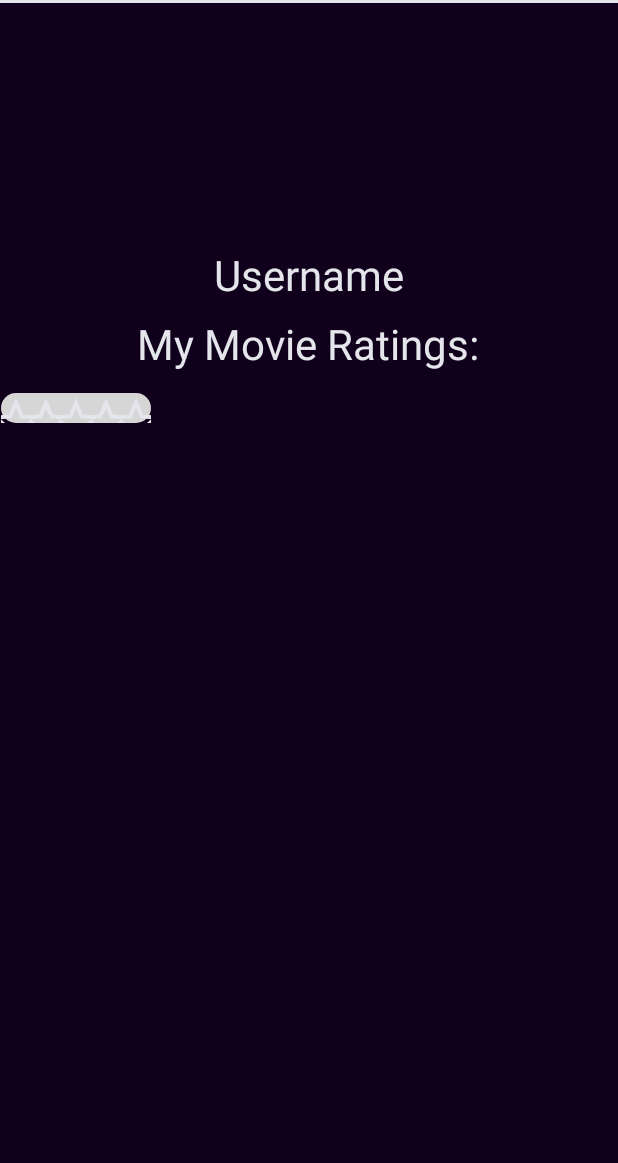
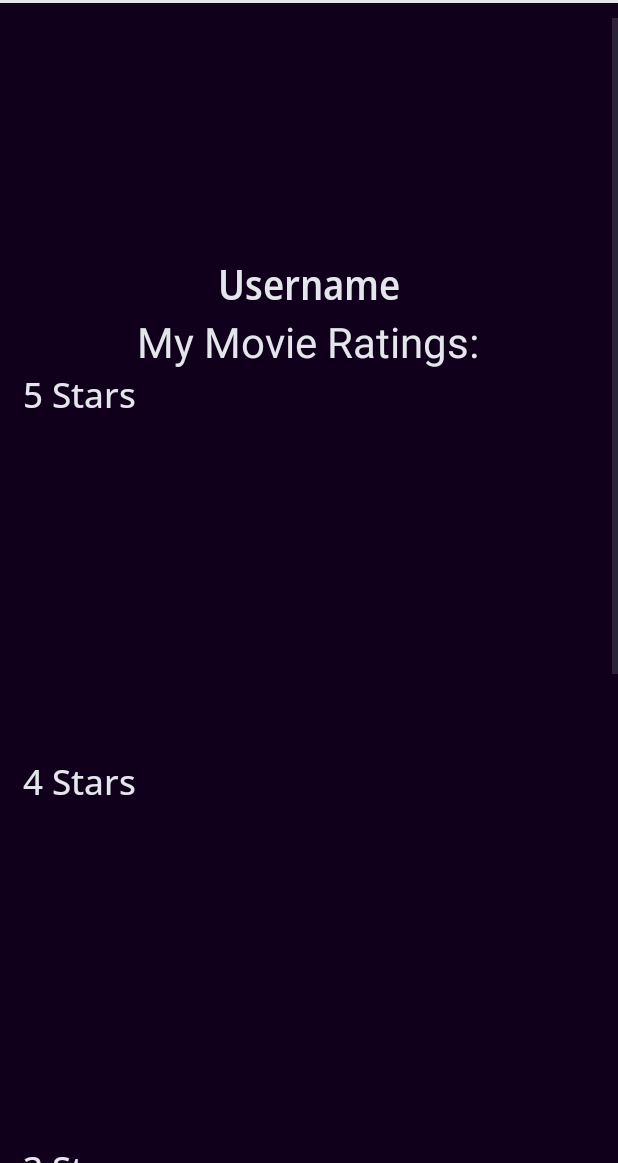
Before and after one commit to MaryGaney/CineCritique, an Android app built with Jetpack Compose: the UserPage screen opened directly, with no data from a screen before it, on a phone screen of 412 x 824 dp, the part 73-1236 px from its top. Run offline under Robolectric (Android 15) with nearby library versions, the light colour scheme and no system bars; our stand-ins replace Firebase (no records; nobody signed in at launch, a user with empty details on screens opened directly).

Commit message:
need to fix almost everything but userpage, individual movie page have updated so base rating system is in place, need to update user auth in userpage and from the main page so the user can log in before they rate anything

```diff
--- a/app/build.gradle.kts
+++ b/app/build.gradle.kts
@@ -49,6 +49,7 @@ dependencies {
     implementation(libs.androidx.activity)
     implementation(libs.androidx.constraintlayout)
     implementation(libs.androidx.material3.android)
+    implementation(libs.androidx.media3.common.ktx)
     testImplementation(libs.junit)
     androidTestImplementation(libs.androidx.junit)
     androidTestImplementation(libs.androidx.espresso.core)
--- a/app/src/main/java/com/example/cinecritique/UserPage.kt
+++ b/app/src/main/java/com/example/cinecritique/UserPage.kt
@@ -1,12 +1,17 @@
 package com.example.cinecritique
 
+import android.content.Intent
 import android.os.Bundle
 import android.widget.Toast
 import androidx.activity.enableEdgeToEdge
 import androidx.appcompat.app.AppCompatActivity
 import androidx.core.view.ViewCompat
 import androidx.core.view.WindowInsetsCompat
+import androidx.recyclerview.widget.LinearLayoutManager
+import androidx.recyclerview.widget.RecyclerView
 import com.google.android.material.button.MaterialButton
+import com.google.firebase.auth.FirebaseAuth
+import com.google.firebase.firestore.FirebaseFirestore
 
 class UserPage : AppCompatActivity() {
     override fun onCreate(savedInstanceState: Bundle?) {
@@ -18,53 +23,66 @@ class UserPage : AppCompatActivity() {
             v.setPadding(systemBars.left, systemBars.top, systemBars.right, systemBars.bottom)
             insets
         }
-        val button1 = findViewById<MaterialButton>(R.id.ratingButton1)
-        val button2 = findViewById<MaterialButton>(R.id.ratingButton2)
-        val button3 = findViewById<MaterialButton>(R.id.ratingButton3)
-        val button4 = findViewById<MaterialButton>(R.id.ratingButton4)
-        val button5 = findViewById<MaterialButton>(R.id.ratingButton5)
 
-        // Initialize the rating bar functionality
-        showRatingBar(button1, button2, button3, button4, button5)
+        // Display user ratings
+        displayUserRatings()
 
     }
-    private fun showRatingBar(
-        mButton1: MaterialButton,
-        mButton2: MaterialButton,
-        mButton3: MaterialButton,
-        mButton4: MaterialButton,
-        mButton5: MaterialButton
-    ) {
-        mButton5.setOnClickListener {
-            setStarStates(mutableListOf(mButton1, mButton2, mButton3, mButton4, mButton5), 5)
-        }
 
-        mButton4.setOnClickListener {
-            setStarStates(mutableListOf(mButton1, mButton2, mButton3, mButton4, mButton5), 4)
-        }
+    private fun displayUserRatings() {
+        val currentUser = FirebaseAuth.getInstance().currentUser
+        currentUser?.let { user ->
+            val db = FirebaseFirestore.getInstance()
+            val userDocRef = db.collection("users").document(user.uid)
 
-        mButton3.setOnClickListener {
-            setStarStates(mutableListOf(mButton1, mButton2, mButton3, mButton4, mButton5), 3)
-        }
-
-        mButton2.setOnClickListener {
-            setStarStates(mutableListOf(mButton1, mButton2, mButton3, mButton4, mButton5), 2)
-        }
-
-        mButton1.setOnClickListener {
-            setStarStates(mutableListOf(mButton1, mButton2, mButton3, mButton4, mButton5), 1)
+            userDocRef.get().addOnSuccessListener { document ->
+                if (document.exists()) {
+                    (1..5).forEach { rating ->
+                        val ratingKey = "${rating}Star"
+                        val movies = document.get(ratingKey) as? List<Map<String, Any>>
+                        if (movies != null) {
+                            updateRatingList(rating, movies)
+                        }
+                    }
+                }
+            }.addOnFailureListener { e ->
+                Toast.makeText(this, "Error fetching data: ${e.message}", Toast.LENGTH_SHORT).show()
+            }
         }
     }
 
-    private fun setStarStates(buttons: MutableList<MaterialButton>, rating: Int) {
-        buttons.forEachIndexed { index, button ->
-            if (index < rating) {
-                button.setIconResource(R.drawable.baseline_star_24) // Full star
-            } else {
-                button.setIconResource(R.drawable.baseline_star_border_24) // Empty star
-            }
+    private fun updateRatingList(rating: Int, movies: List<Map<String, Any>>) {
+        val recyclerView = findViewById<RecyclerView>(getRecyclerViewIdForRating(rating))
+        recyclerView.layoutManager = LinearLayoutManager(this, LinearLayoutManager.HORIZONTAL, false)
+
+        val movieList = movies.map { map ->
+            Movie(
+                title = map["title"] as String,
+                overview = map["overview"] as String,
+                poster_path = map["poster_path"] as String
+            )
         }
 
-        Toast.makeText(this, "Rating: $rating", Toast.LENGTH_SHORT).show()
+        val adapter = MovieAdapter(movieList) { movie ->
+            val intent = Intent(this, IndMovie::class.java).apply {
+                putExtra("MOVIE_NAME", movie.title)
+                putExtra("MOVIE_POSTER", movie.poster_path)
+                putExtra("MOVIE_DESC", movie.overview)
+            }
+            startActivity(intent)
+        }
+
+        recyclerView.adapter = adapter
+    }
+
+    private fun getRecyclerViewIdForRating(rating: Int): Int {
+        return when (rating) {
+            1 -> R.id.oneStarsRecycle
+            2 -> R.id.twoStarsRecycle
+            3 -> R.id.threeStarsRecycle
+            4 -> R.id.fourStarsRecycle
+            5 -> R.id.fiveStarsRecycle
+            else -> throw IllegalArgumentException("Invalid rating")
+        }
     }
 }
--- a/app/src/main/res/layout/activity_user_page.xml
+++ b/app/src/main/res/layout/activity_user_page.xml
@@ -37,7 +37,16 @@
         android:layout_height="2dp"
         android:background="@color/white"
         app:layout_constraintTop_toBottomOf="@id/titleText"/>
-
+    <ScrollView
+        android:layout_width="match_parent"
+        android:paddingTop="10dp"
+        android:paddingBottom="10dp"
+        android:layout_height="wrap_content"
+        app:layout_constraintTop_toBottomOf="@id/horzLine">
+        <androidx.constraintlayout.widget.ConstraintLayout
+            android:layout_width="match_parent"
+            android:layout_height="wrap_content"
+            android:paddingBottom="10dp">
             <ImageView
                 android:id="@+id/userpic"
                 android:layout_width="150dp"
@@ -46,10 +55,10 @@
                 android:layout_marginTop="4dp"
                 android:layout_marginEnd="131dp"
                 android:layout_marginBottom="4dp"
-        app:layout_constraintBottom_toTopOf="@+id/username"
                 app:layout_constraintEnd_toEndOf="parent"
                 app:layout_constraintStart_toStartOf="parent"
-        app:layout_constraintTop_toBottomOf="@+id/horzLine"
+                app:layout_constraintTop_toTopOf="parent"
+                app:layout_constraintBottom_toTopOf="@id/username"
                 tools:srcCompat="@drawable/baseline_person_24" />
 
             <TextView
@@ -60,81 +69,136 @@
                 android:layout_marginTop="4dp"
                 android:layout_marginEnd="142dp"
                 android:layout_marginBottom="4dp"
+                android:fontFamily="@font/open_sans_semi_condensed_semi_bold"
                 android:text="Username"
                 android:textColor="@color/white"
                 android:textSize="28sp"
-        app:layout_constraintBottom_toTopOf="@+id/movieratings"
+                app:layout_constraintStart_toStartOf="parent"
                 app:layout_constraintEnd_toEndOf="parent"
-        app:layout_constraintStart_toStartOf="parent"
-        app:layout_constraintTop_toBottomOf="@+id/userpic" />
+                app:layout_constraintTop_toBottomOf="@id/userpic"/>
 
             <TextView
                 android:id="@+id/movieratings"
                 android:layout_width="wrap_content"
                 android:layout_height="wrap_content"
                 android:layout_marginStart="90dp"
-        android:layout_marginTop="4dp"
                 android:layout_marginEnd="91dp"
                 android:layout_marginBottom="10dp"
                 android:text="My Movie Ratings:"
                 android:textColor="@color/white"
                 android:textSize="28sp"
-        app:layout_constraintBottom_toTopOf="@+id/ratingToggleGroup"
                 app:layout_constraintEnd_toEndOf="parent"
                 app:layout_constraintStart_toStartOf="parent"
-        app:layout_constraintTop_toBottomOf="@+id/username" />
+                app:layout_constraintTop_toBottomOf="@id/username" />
 
-    <com.google.android.material.button.MaterialButtonToggleGroup
-        android:id="@+id/ratingToggleGroup"
-        android:layout_width="100dp"
-        android:layout_height="24dp"
+            <TextView
+                android:id="@+id/fiveStarsText"
+                android:layout_width="wrap_content"
+                android:layout_height="wrap_content"
+                android:text="5 Stars"
+                android:layout_marginStart="15dp"
+                android:textColor="@color/white"
+                android:fontFamily="@font/open_sans_medium"
+                android:textSize="23dp"
+                app:layout_constraintStart_toStartOf="parent"
+                app:layout_constraintTop_toBottomOf="@id/movieratings"/>
+
+            <androidx.recyclerview.widget.RecyclerView
+                android:id="@+id/fiveStarsRecycle"
+                android:layout_width="387dp"
+                android:layout_height="200dp"
+                android:layout_marginStart="15dp"
                 android:layout_marginTop="10dp"
-        android:layout_marginEnd="311dp"
-        app:layout_constraintEnd_toEndOf="parent"
                 app:layout_constraintStart_toStartOf="parent"
-        app:layout_constraintTop_toBottomOf="@id/movieratings"
-        app:singleSelection="false">
+                tools:layout_editor_absoluteY="128dp"
+                app:layout_constraintTop_toBottomOf="@id/fiveStarsText"/>
+            <TextView
+                android:id="@+id/fourStarsText"
+                android:layout_width="wrap_content"
+                android:layout_height="wrap_content"
+                android:text="4 Stars"
+                android:layout_marginTop="15dp"
+                android:layout_marginStart="15dp"
+                android:textColor="@color/white"
+                android:fontFamily="@font/open_sans_medium"
+                android:textSize="23dp"
+                app:layout_constraintStart_toStartOf="parent"
+                app:layout_constraintTop_toBottomOf="@id/fiveStarsRecycle"/>
 
-        <com.google.android.material.button.MaterialButton
-            android:id="@+id/ratingButton1"
-            style="@style/RatingButtonStyle"
-            android:layout_width="0dp"
-            android:layout_height="match_parent"
-            android:layout_weight="1"
-            app:icon="@drawable/baseline_star_border_24" />
+            <androidx.recyclerview.widget.RecyclerView
+                android:id="@+id/fourStarsRecycle"
+                android:layout_width="387dp"
+                android:layout_height="200dp"
+                android:layout_marginStart="15dp"
+                android:layout_marginTop="10dp"
+                app:layout_constraintStart_toStartOf="parent"
+                tools:layout_editor_absoluteY="128dp"
+                app:layout_constraintTop_toBottomOf="@id/fourStarsText"/>
+            <TextView
+                android:id="@+id/threeStarsText"
+                android:layout_width="wrap_content"
+                android:layout_height="wrap_content"
+                android:text="3 Stars"
+                android:layout_marginTop="15dp"
+                android:layout_marginStart="15dp"
+                android:textColor="@color/white"
+                android:fontFamily="@font/open_sans_medium"
+                android:textSize="23dp"
+                app:layout_constraintStart_toStartOf="parent"
+                app:layout_constraintTop_toBottomOf="@id/fourStarsRecycle"/>
 
-        <com.google.android.material.button.MaterialButton
-            android:id="@+id/ratingButton2"
-            style="@style/RatingButtonStyle"
-            android:layout_width="0dp"
-            android:layout_height="match_parent"
-            android:layout_weight="1"
-            app:icon="@drawable/baseline_star_border_24" />
+            <androidx.recyclerview.widget.RecyclerView
+                android:id="@+id/threeStarsRecycle"
+                android:layout_width="387dp"
+                android:layout_height="200dp"
+                android:layout_marginStart="15dp"
+                android:layout_marginTop="10dp"
+                app:layout_constraintStart_toStartOf="parent"
+                tools:layout_editor_absoluteY="128dp"
+                app:layout_constraintTop_toBottomOf="@id/threeStarsText"/>
+            <TextView
+                android:id="@+id/twoStarsText"
+                android:layout_width="wrap_content"
+                android:layout_height="wrap_content"
+                android:text="2 Stars"
+                android:layout_marginTop="15dp"
+                android:layout_marginStart="15dp"
+                android:textColor="@color/white"
+                android:fontFamily="@font/open_sans_medium"
+                android:textSize="23dp"
+                app:layout_constraintStart_toStartOf="parent"
+                app:layout_constraintTop_toBottomOf="@id/threeStarsRecycle"/>
 
-        <com.google.android.material.button.MaterialButton
-            android:id="@+id/ratingButton3"
-            style="@style/RatingButtonStyle"
-            android:layout_width="0dp"
-            android:layout_height="match_parent"
-            android:layout_weight="1"
-            app:icon="@drawable/baseline_star_border_24" />
+            <androidx.recyclerview.widget.RecyclerView
+                android:id="@+id/twoStarsRecycle"
+                android:layout_width="387dp"
+                android:layout_height="200dp"
+                android:layout_marginStart="15dp"
+                android:layout_marginTop="10dp"
+                app:layout_constraintStart_toStartOf="parent"
+                tools:layout_editor_absoluteY="128dp"
+                app:layout_constraintTop_toBottomOf="@id/twoStarsText"/>
+            <TextView
+                android:id="@+id/oneStarsText"
+                android:layout_width="wrap_content"
+                android:layout_height="wrap_content"
+                android:text="1 Stars"
+                android:layout_marginStart="15dp"
+                android:textColor="@color/white"
+                android:fontFamily="@font/open_sans_medium"
+                android:textSize="23dp"
+                app:layout_constraintStart_toStartOf="parent"
+                app:layout_constraintTop_toBottomOf="@id/twoStarsRecycle"/>
 
-        <com.google.android.material.button.MaterialButton
-            android:id="@+id/ratingButton4"
-            style="@style/RatingButtonStyle"
-            android:layout_width="0dp"
-            android:layout_height="match_parent"
-            android:layout_weight="1"
-            app:icon="@drawable/baseline_star_border_24" />
-
-        <com.google.android.material.button.MaterialButton
-            android:id="@+id/ratingButton5"
-            style="@style/RatingButtonStyle"
-            android:layout_width="0dp"
-            android:layout_height="match_parent"
-            android:layout_weight="1"
-            app:icon="@drawable/baseline_star_border_24" />
-
-    </com.google.android.material.button.MaterialButtonToggleGroup>
-
+            <androidx.recyclerview.widget.RecyclerView
+                android:id="@+id/oneStarsRecycle"
+                android:layout_width="387dp"
+                android:layout_height="200dp"
+                android:layout_marginStart="15dp"
+                android:layout_marginTop="10dp"
+                app:layout_constraintStart_toStartOf="parent"
+                tools:layout_editor_absoluteY="128dp"
+                app:layout_constraintTop_toBottomOf="@id/oneStarsText"/>
         </androidx.constraintlayout.widget.ConstraintLayout>
+    </ScrollView>
+</androidx.constraintlayout.widget.ConstraintLayout>
--- a/gradle/libs.versions.toml
+++ b/gradle/libs.versions.toml
@@ -10,6 +10,7 @@ material = "1.12.0"
 activity = "1.9.3"
 constraintlayout = "2.2.0"
 material3Android = "1.3.1"
+media3CommonKtx = "1.5.0"
 
 [libraries]
 androidx-core-ktx = { group = "androidx.core", name = "core-ktx", version.ref = "coreKtx" }
@@ -21,6 +22,7 @@ material = { group = "com.google.android.material", name = "material", version.r
 androidx-activity = { group = "androidx.activity", name = "activity", version.ref = "activity" }
 androidx-constraintlayout = { group = "androidx.constraintlayout", name = "constraintlayout", version.ref = "constraintlayout" }
 androidx-material3-android = { group = "androidx.compose.material3", name = "material3-android", version.ref = "material3Android" }
+androidx-media3-common-ktx = { group = "androidx.media3", name = "media3-common-ktx", version.ref = "media3CommonKtx" }
 
 [plugins]
 android-application = { id = "com.android.application", version.ref = "agp" }
```
Also changed, not shown: app/src/main/java/com/example/cinecritique/IndMovie.kt (+87 -17 lines), app/src/main/java/com/example/cinecritique/MainActivity.kt (+26 -1 lines), app/src/main/res/layout/activity_ind_movie.xml (+7 -0 lines). Lines whose indentation alone changed are shown as unchanged.
